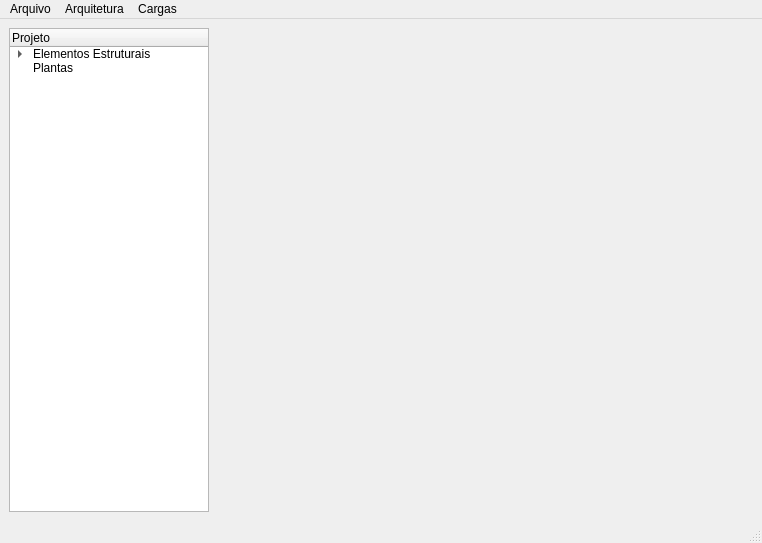
Above: window.ui from arthurpdesimone/aurora_python before the change. Below: the same form after it.
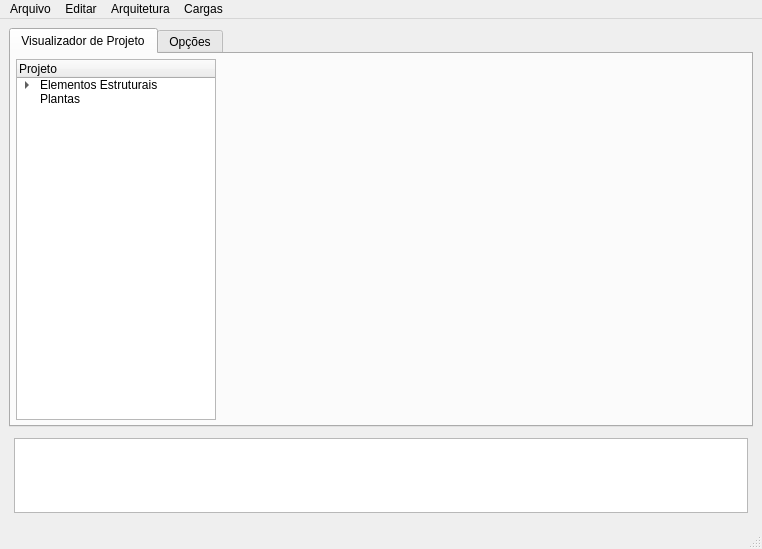
That is the form after the change. Icons and pictures are not drawn.

Commit message: Version 0.1.5: Log creation, fixed UCS on screen on early development

```diff
--- a/window.ui
+++ b/window.ui
@@ -7,7 +7,7 @@
     <x>0</x>
     <y>0</y>
     <width>762</width>
-    <height>543</height>
+    <height>549</height>
    </rect>
   </property>
   <property name="windowTitle">
@@ -19,12 +19,70 @@
   </property>
   <widget class="QWidget" name="centralwidget">
    <layout class="QGridLayout" name="gridLayout_3">
-    <item row="0" column="1">
-     <widget class="QWidget" name="visualization" native="true">
-      <layout class="QGridLayout" name="gridLayout"/>
-     </widget>
-    </item>
-    <item row="0" column="0">
+    <item row="3" column="0">
+     <layout class="QHBoxLayout" name="horizontalLayout_3">
+      <property name="spacing">
+       <number>5</number>
+      </property>
+      <property name="leftMargin">
+       <number>5</number>
+      </property>
+      <property name="topMargin">
+       <number>5</number>
+      </property>
+      <property name="rightMargin">
+       <number>5</number>
+      </property>
+      <property name="bottomMargin">
+       <number>5</number>
+      </property>
+      <item>
+       <widget class="QTextEdit" name="textEdit">
+        <property name="sizePolicy">
+         <sizepolicy hsizetype="Expanding" vsizetype="Minimum">
+          <horstretch>0</horstretch>
+          <verstretch>0</verstretch>
+         </sizepolicy>
+        </property>
+        <property name="maximumSize">
+         <size>
+          <width>16777215</width>
+          <height>75</height>
+         </size>
+        </property>
+        <property name="layoutDirection">
+         <enum>Qt::LeftToRight</enum>
+        </property>
+       </widget>
+      </item>
+     </layout>
+    </item>
+    <item row="1" column="0">
+     <widget class="QTabWidget" name="tabs">
+      <property name="currentIndex">
+       <number>0</number>
+      </property>
+      <widget class="QWidget" name="visualization_tab">
+       <attribute name="title">
+        <string>Visualizador de Projeto</string>
+       </attribute>
+       <layout class="QHBoxLayout" name="horizontalLayout">
+        <property name="spacing">
+         <number>5</number>
+        </property>
+        <property name="leftMargin">
+         <number>5</number>
+        </property>
+        <property name="topMargin">
+         <number>5</number>
+        </property>
+        <property name="rightMargin">
+         <number>5</number>
+        </property>
+        <property name="bottomMargin">
+         <number>5</number>
+        </property>
+        <item>
      <widget class="QTreeWidget" name="navigator">
       <property name="maximumSize">
        <size>
@@ -69,6 +127,36 @@
       </item>
      </widget>
     </item>
+        <item>
+         <widget class="QWidget" name="visualization" native="true">
+          <layout class="QGridLayout" name="gridLayout">
+           <property name="leftMargin">
+            <number>0</number>
+           </property>
+           <property name="topMargin">
+            <number>0</number>
+           </property>
+           <property name="rightMargin">
+            <number>0</number>
+           </property>
+           <property name="bottomMargin">
+            <number>0</number>
+           </property>
+           <property name="spacing">
+            <number>0</number>
+           </property>
+          </layout>
+         </widget>
+        </item>
+       </layout>
+      </widget>
+      <widget class="QWidget" name="options_tab">
+       <attribute name="title">
+        <string>Opções</string>
+       </attribute>
+      </widget>
+     </widget>
+    </item>
    </layout>
   </widget>
   <widget class="QMenuBar" name="menubar">
@@ -120,7 +208,15 @@
     <addaction name="actionSuperf_cie"/>
     <addaction name="actionTermal"/>
    </widget>
+   <widget class="QMenu" name="menuEditar">
+    <property name="title">
+     <string>Editar</string>
+    </property>
+    <addaction name="actionDesfazer"/>
+    <addaction name="actionRefazer"/>
+   </widget>
    <addaction name="menuArquivo"/>
+   <addaction name="menuEditar"/>
    <addaction name="menuArquitetura"/>
    <addaction name="menuCargas"/>
   </widget>
```
Left out of the diff: 13 changed lines with no effect on the pictures. Lines whose indentation alone changed are shown as unchanged. The commit also changes 6 other files.
